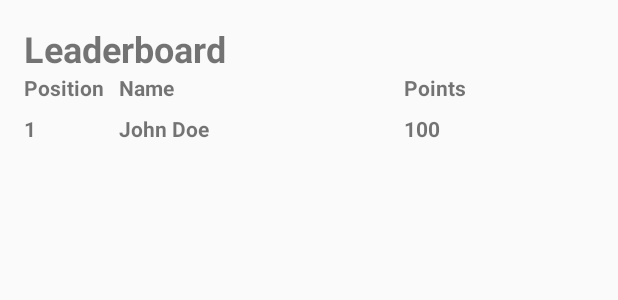
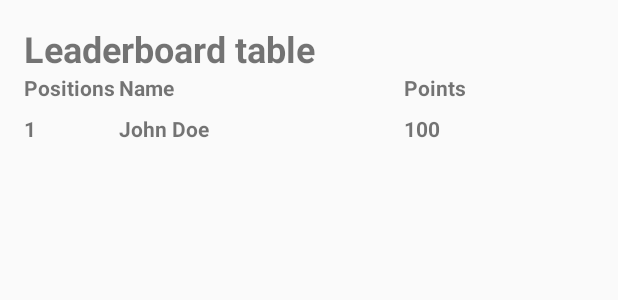
Before and after one commit to karthikprasads/EazilyDone_Internship, an Android app: the layout activity_leaderboard.xml on its own in the app's theme, with its tools: preview values and no code run, on a phone screen of 412 x 824 dp. Shown: the top 300 px of the screen. Run offline under Robolectric (Android 15) with nearby library versions, the phone set to English and light mode, and no system bars.

Commit message:
"Testing"

```diff
--- a/app/src/main/res/layout/activity_leaderboard.xml
+++ b/app/src/main/res/layout/activity_leaderboard.xml
@@ -9,7 +9,7 @@
     <TextView
         android:layout_width="match_parent"
         android:layout_height="wrap_content"
-        android:text="Leaderboard"
+        android:text="Leaderboard table"
         android:textSize="24sp"
         android:textStyle="bold"/>
 
@@ -23,7 +23,7 @@
             android:layout_width="0dp"
             android:layout_height="wrap_content"
             android:layout_weight="1"
-            android:text="Position"
+            android:text="Positions"
             android:textStyle="bold"/>
 
         <TextView
```
